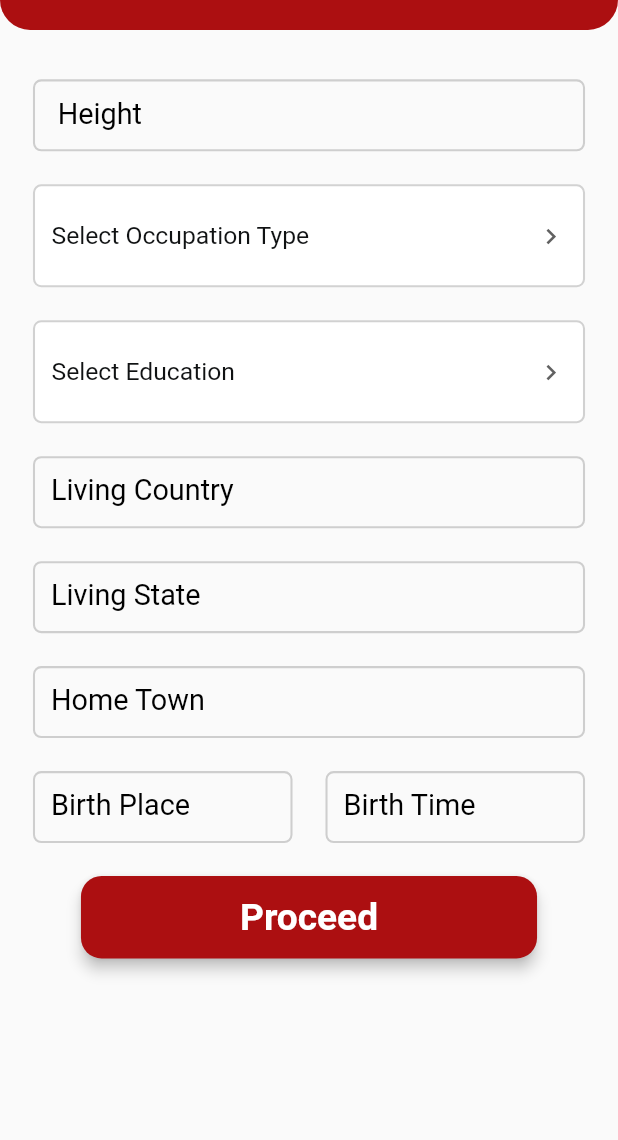
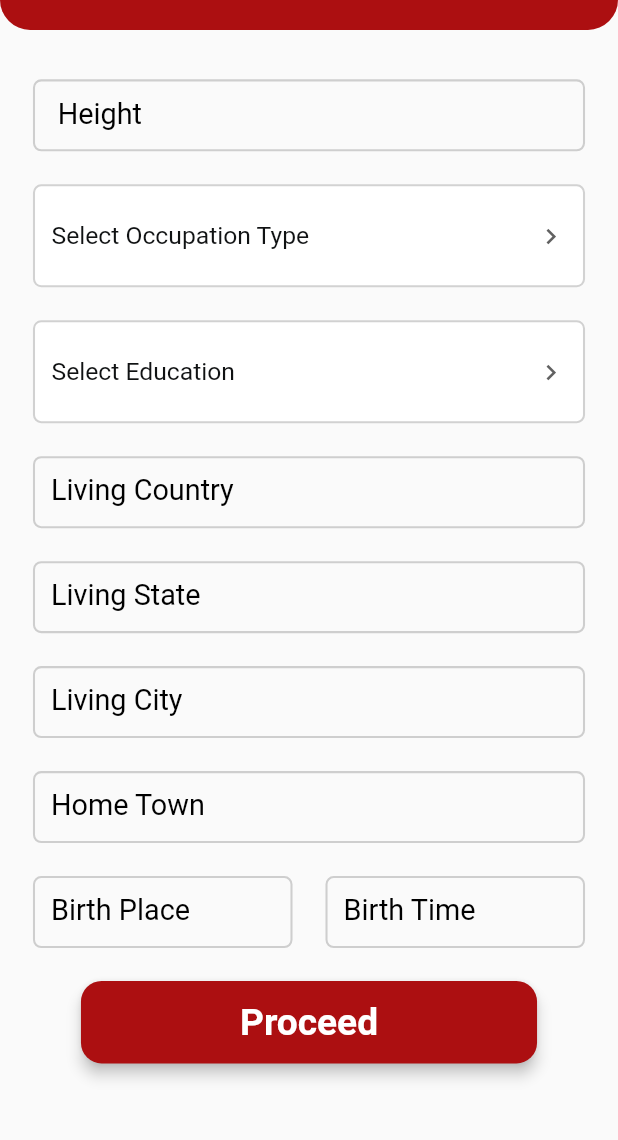
Before and after one commit to himachalirishta/himachali_rishta_mobile, a Flutter app: the SubmitInformationPage2 screen opened directly, on a phone screen of 412 x 824 dp, the part 69-1209 px from its top. Run offline on Flutter 3.47's test engine with Material 2 defaults, Android fonts, the phone set to English and light mode, and no system bars; our stand-ins replace carousel_slider, country_picker, firebase_auth, firebase_core, get, image_cropper and 4 more; accounts and stored records are empty; statements that could not run were skipped.

Commit message:
Living County - Living State- Living/Working City aur Home Town added

```diff
--- a/lib/features/authentication/login/get_controller/submit_information_2_get_controller.dart
+++ b/lib/features/authentication/login/get_controller/submit_information_2_get_controller.dart
@@ -6,9 +6,8 @@ class SubmitInformation2GetController extends GetxController
   TextEditingController heightController = TextEditingController();
   TextEditingController livingCountryController = TextEditingController();
   TextEditingController livingStateController = TextEditingController();
-  TextEditingController homeTownCountryController = TextEditingController();
-  TextEditingController homeTownStateController = TextEditingController();
-  TextEditingController homeTownCityController = TextEditingController();
+  TextEditingController livingCityController = TextEditingController();
+  TextEditingController homeTownController = TextEditingController();
   TextEditingController birthPlaceController = TextEditingController();
   TextEditingController birthTimeController = TextEditingController();
   late AnimationController animationController;
--- a/lib/features/authentication/login/ui/SubmitInformationPage2.dart
+++ b/lib/features/authentication/login/ui/SubmitInformationPage2.dart
@@ -332,7 +332,51 @@ class SubmitInformationPage2 extends StatelessWidget {
         width: 16.sp,
       ),
       TextFormField(
-        controller: getController.homeTownCountryController,
+        controller: getController.livingCityController,
+        obscureText: false,
+        textAlign: TextAlign.start,
+        maxLines: 1,
+        style: TextStyle(
+          fontWeight: FontWeight.w500,
+          fontStyle: FontStyle.normal,
+          fontSize: 14.sp.adjustedSp,
+          color: Color(0xff000000),
+        ),
+        decoration: InputDecoration(
+          disabledBorder: OutlineInputBorder(
+            borderRadius: BorderRadius.circular(4.0.sp.adjustedSp),
+            borderSide:
+                BorderSide(color: Color(0x55757575), width: 1.sp.adjustedSp),
+          ),
+          focusedBorder: OutlineInputBorder(
+            borderRadius: BorderRadius.circular(4.0.sp.adjustedSp),
+            borderSide:
+                BorderSide(color: Color(0x55757575), width: 1.sp.adjustedSp),
+          ),
+          enabledBorder: OutlineInputBorder(
+            borderRadius: BorderRadius.circular(4.0.sp.adjustedSp),
+            borderSide:
+                BorderSide(color: Color(0x55757575), width: 1.sp.adjustedSp),
+          ),
+          labelText: "Living City",
+          labelStyle: TextStyle(
+            fontWeight: FontWeight.w400,
+            fontStyle: FontStyle.normal,
+            fontSize: 14.sp.adjustedSp,
+            color: Color(0xff000000),
+          ),
+          filled: false,
+          fillColor: Color(0xfff2f2f3),
+          isDense: false,
+          contentPadding: EdgeInsets.fromLTRB(12, 8, 12, 8),
+        ),
+      ),
+      SizedBox(
+        height: 16.sp,
+        width: 16.sp,
+      ),
+      TextFormField(
+        controller: getController.homeTownController,
         obscureText: false,
         textAlign: TextAlign.start,
         maxLines: 1,
```
